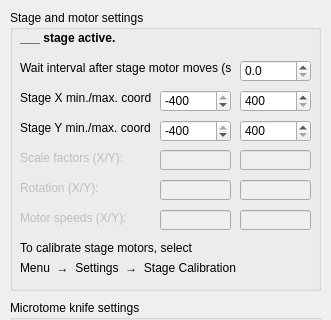
Above: gui/microtome_settings_dlg.ui from SBEMimage/SBEMimage before the change; both pictures show x 0 to 331 and y 0 to 320 of the 331 by 520 pixel window. Below: the same form after it.
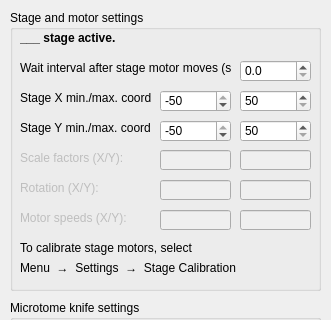
That is the form after the change.

Commit message: Extend allowed motor range of microtome stage

Patch:
```diff
--- a/gui/microtome_settings_dlg.ui
+++ b/gui/microtome_settings_dlg.ui
@@ -225,7 +225,7 @@
      <number>-1400</number>
     </property>
     <property name="maximum">
-     <number>-400</number>
+     <number>-50</number>
     </property>
     <property name="singleStep">
      <number>100</number>
@@ -241,7 +241,7 @@
      </rect>
     </property>
     <property name="minimum">
-     <number>400</number>
+     <number>50</number>
     </property>
     <property name="maximum">
      <number>1400</number>
@@ -263,7 +263,7 @@
      <number>-1400</number>
     </property>
     <property name="maximum">
-     <number>-400</number>
+     <number>-50</number>
     </property>
     <property name="singleStep">
      <number>100</number>
@@ -279,7 +279,7 @@
      </rect>
     </property>
     <property name="minimum">
-     <number>400</number>
+     <number>50</number>
     </property>
     <property name="maximum">
      <number>1400</number>
```
